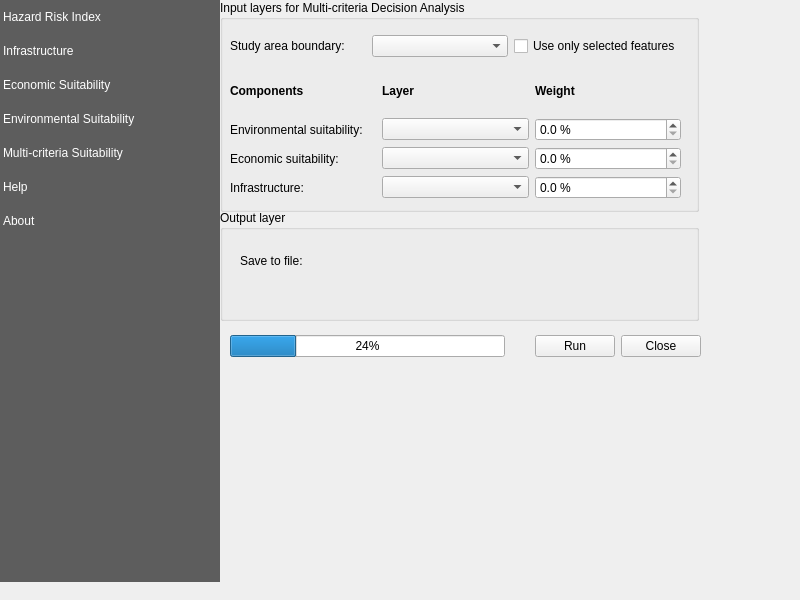
Old version of the form rasterriskassessmentplugin/resources/ui/main_dialog.ui in the repository iiepdev/mcda-plugin.
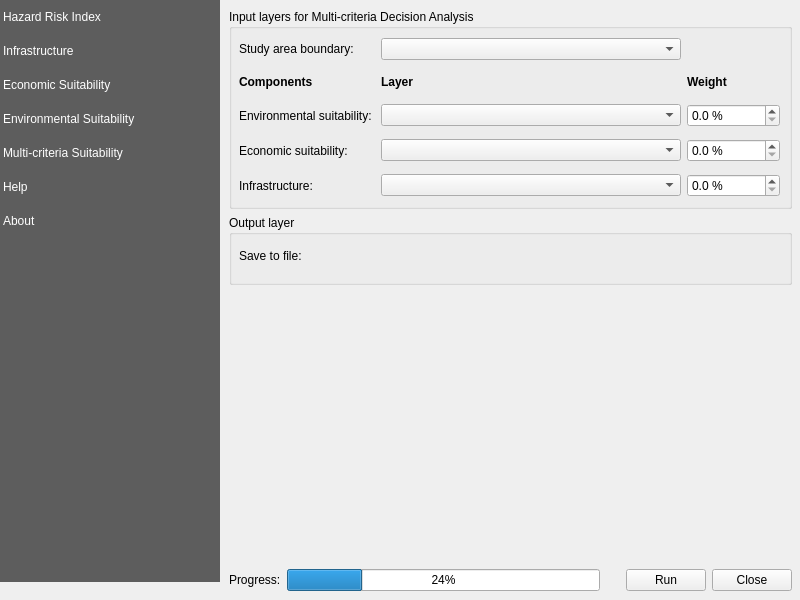
New version of the form. The open tabs and pages were chosen to show the change. Custom widgets are drawn as their Qt base class.

Commit message: Refactor raster calculator; implement mcda

The edit to the form file:
```diff
--- a/rasterriskassessmentplugin/resources/ui/main_dialog.ui
+++ b/rasterriskassessmentplugin/resources/ui/main_dialog.ui
@@ -2133,70 +2133,63 @@
     </widget>
    </widget>
    <widget class="QWidget" name="mcda">
-    <widget class="QgsCollapsibleGroupBox" name="groupbox_rasters_3">
-     <property name="geometry">
-      <rect>
-       <x>0</x>
-       <y>0</y>
-       <width>479</width>
-       <height>212</height>
-      </rect>
+    <layout class="QVBoxLayout" name="economic_vlayout">
+     <item>
+      <widget class="QGroupBox" name="groupbox_rasters_3">
+       <property name="minimumSize">
+        <size>
+         <width>0</width>
+         <height>200</height>
+        </size>
      </property>
      <property name="title">
       <string>Input layers for Multi-criteria Decision Analysis</string>
      </property>
-     <widget class="QWidget" name="layoutWidget_4">
-      <property name="geometry">
-       <rect>
-        <x>10</x>
-        <y>30</y>
-        <width>451</width>
-        <height>33</height>
-       </rect>
-      </property>
-      <layout class="QGridLayout" name="gridLayout_14">
-       <item row="0" column="2">
-        <widget class="QCheckBox" name="mcda_chck_bx_use_selected_boundary">
-         <property name="text">
-          <string>Use only selected features</string>
-         </property>
-        </widget>
-       </item>
-       <item row="0" column="0">
-        <widget class="QLabel" name="label_33">
-         <property name="text">
-          <string>Study area boundary: </string>
-         </property>
-        </widget>
-       </item>
-       <item row="0" column="1">
-        <widget class="QgsMapLayerComboBox" name="mcda_map_layer_cmb_bx_boundary">
-         <property name="iconSize">
-          <size>
-           <width>16</width>
-           <height>16</height>
-          </size>
-         </property>
-        </widget>
-       </item>
-      </layout>
-     </widget>
      <widget class="QWidget" name="gridLayoutWidget_4">
       <property name="geometry">
        <rect>
         <x>10</x>
-        <y>70</y>
-        <width>451</width>
-        <height>129</height>
+          <y>23</y>
+          <width>541</width>
+          <height>171</height>
        </rect>
       </property>
       <layout class="QGridLayout" name="gridLayout_11">
-       <item row="0" column="2">
+         <item row="0" column="1">
+          <widget class="QgsMapLayerComboBox" name="mcda_map_layer_cmb_bx_boundary">
+           <property name="minimumSize">
+            <size>
+             <width>300</width>
+             <height>0</height>
+            </size>
+           </property>
+           <property name="iconSize">
+            <size>
+             <width>16</width>
+             <height>16</height>
+            </size>
+           </property>
+          </widget>
+         </item>
+         <item row="0" column="0">
+          <widget class="QLabel" name="label_33">
+           <property name="text">
+            <string>Study area boundary: </string>
+           </property>
+          </widget>
+         </item>
+         <item row="1" column="1">
         <widget class="QLabel" name="label_34">
-         <property name="maximumSize">
+           <property name="sizePolicy">
+            <sizepolicy hsizetype="Preferred" vsizetype="Fixed">
+             <horstretch>0</horstretch>
+             <verstretch>0</verstretch>
+            </sizepolicy>
+           </property>
+           <property name="minimumSize">
           <size>
-           <width>1000</width>
-           <height>160</height>
+             <width>0</width>
+             <height>20</height>
           </size>
          </property>
          <property name="font">
@@ -2210,15 +2203,27 @@
          </property>
         </widget>
        </item>
-       <item row="2" column="0">
+         <item row="3" column="0">
         <widget class="QLabel" name="label_27">
          <property name="text">
           <string>Economic suitability:</string>
          </property>
         </widget>
        </item>
-       <item row="0" column="0">
+         <item row="1" column="0">
         <widget class="QLabel" name="label_35">
+           <property name="sizePolicy">
+            <sizepolicy hsizetype="Preferred" vsizetype="Fixed">
+             <horstretch>0</horstretch>
+             <verstretch>0</verstretch>
+            </sizepolicy>
+           </property>
+           <property name="minimumSize">
+            <size>
+             <width>0</width>
+             <height>20</height>
+            </size>
+           </property>
          <property name="font">
           <font>
            <weight>75</weight>
@@ -2230,15 +2235,27 @@
          </property>
         </widget>
        </item>
-       <item row="1" column="0">
+         <item row="2" column="0">
         <widget class="QLabel" name="label_36">
          <property name="text">
           <string>Environmental suitability: </string>
          </property>
         </widget>
        </item>
-       <item row="0" column="3">
+         <item row="1" column="2">
         <widget class="QLabel" name="label_37">
+           <property name="sizePolicy">
+            <sizepolicy hsizetype="Preferred" vsizetype="Fixed">
+             <horstretch>0</horstretch>
+             <verstretch>0</verstretch>
+            </sizepolicy>
+           </property>
+           <property name="minimumSize">
+            <size>
+             <width>40</width>
+             <height>20</height>
+            </size>
+           </property>
          <property name="font">
           <font>
            <weight>75</weight>
@@ -2253,8 +2270,14 @@
          </property>
         </widget>
        </item>
-       <item row="1" column="3">
+         <item row="2" column="2">
         <widget class="QgsDoubleSpinBox" name="mcda_dbl_spn_bx_env_weight">
+           <property name="minimumSize">
+            <size>
+             <width>40</width>
+             <height>0</height>
+            </size>
+           </property>
          <property name="suffix">
           <string> %</string>
          </property>
@@ -2263,8 +2286,14 @@
          </property>
         </widget>
        </item>
-       <item row="2" column="3">
+         <item row="3" column="2">
         <widget class="QgsDoubleSpinBox" name="mcda_dbl_spn_bx_econ_weight">
+           <property name="minimumSize">
+            <size>
+             <width>40</width>
+             <height>0</height>
+            </size>
+           </property>
          <property name="suffix">
           <string> %</string>
          </property>
@@ -2273,15 +2302,21 @@
          </property>
         </widget>
        </item>
-       <item row="3" column="0">
+         <item row="4" column="0">
         <widget class="QLabel" name="label_38">
          <property name="text">
           <string>Infrastructure: </string>
          </property>
         </widget>
        </item>
-       <item row="3" column="3">
+         <item row="4" column="2">
         <widget class="QgsDoubleSpinBox" name="mcda_dbl_spn_bx_infra_weight">
+           <property name="minimumSize">
+            <size>
+             <width>40</width>
+             <height>0</height>
+            </size>
+           </property>
          <property name="suffix">
           <string> %</string>
          </property>
@@ -2290,8 +2325,14 @@
          </property>
         </widget>
        </item>
-       <item row="1" column="2">
+         <item row="2" column="1">
         <widget class="QgsMapLayerComboBox" name="mcda_map_layer_cmb_bx_env">
+           <property name="minimumSize">
+            <size>
+             <width>300</width>
+             <height>0</height>
+            </size>
+           </property>
          <property name="iconSize">
           <size>
            <width>16</width>
@@ -2300,8 +2341,14 @@
          </property>
         </widget>
        </item>
-       <item row="2" column="2">
+         <item row="3" column="1">
         <widget class="QgsMapLayerComboBox" name="mcda_map_layer_cmb_bx_econ">
+           <property name="minimumSize">
+            <size>
+             <width>300</width>
+             <height>0</height>
+            </size>
+           </property>
          <property name="iconSize">
           <size>
            <width>16</width>
@@ -2310,8 +2357,14 @@
          </property>
         </widget>
        </item>
-       <item row="3" column="2">
+         <item row="4" column="1">
         <widget class="QgsMapLayerComboBox" name="mcda_map_layer_cmb_bx_infra">
+           <property name="minimumSize">
+            <size>
+             <width>300</width>
+             <height>0</height>
+            </size>
+           </property>
          <property name="iconSize">
           <size>
            <width>16</width>
@@ -2323,14 +2376,14 @@
       </layout>
      </widget>
     </widget>
-    <widget class="QgsCollapsibleGroupBox" name="mGroupBox_11">
-     <property name="geometry">
-      <rect>
-       <x>0</x>
-       <y>210</y>
-       <width>479</width>
-       <height>111</height>
-      </rect>
+     </item>
+     <item>
+      <widget class="QGroupBox" name="mGroupBox_11">
+       <property name="minimumSize">
+        <size>
+         <width>0</width>
+         <height>70</height>
+        </size>
      </property>
      <property name="title">
       <string>Output layer</string>
@@ -2338,9 +2391,9 @@
      <widget class="QWidget" name="layoutWidget_14">
       <property name="geometry">
        <rect>
-        <x>20</x>
-        <y>30</y>
-        <width>391</width>
+          <x>10</x>
+          <y>20</y>
+          <width>541</width>
         <height>42</height>
        </rect>
       </property>
@@ -2365,16 +2418,29 @@
       </layout>
      </widget>
     </widget>
-    <widget class="QWidget" name="horizontalLayoutWidget_5">
-     <property name="geometry">
-      <rect>
-       <x>10</x>
-       <y>330</y>
-       <width>471</width>
-       <height>32</height>
-      </rect>
-     </property>
+     </item>
+     <item>
+      <spacer name="verticalSpacer_5">
+       <property name="orientation">
+        <enum>Qt::Vertical</enum>
+       </property>
+       <property name="sizeHint" stdset="0">
+        <size>
+         <width>20</width>
+         <height>40</height>
+        </size>
+       </property>
+      </spacer>
+     </item>
+     <item>
      <layout class="QHBoxLayout" name="horizontalLayout_16">
+       <item>
+        <widget class="QLabel" name="label_41">
+         <property name="text">
+          <string>Progress:</string>
+         </property>
+        </widget>
+       </item>
       <item>
        <widget class="QProgressBar" name="mcda_progress_bar">
         <property name="value">
@@ -2392,7 +2458,7 @@
         </property>
         <property name="sizeHint" stdset="0">
          <size>
-          <width>24</width>
+           <width>20</width>
           <height>20</height>
          </size>
         </property>
@@ -2413,7 +2479,8 @@
        </widget>
       </item>
      </layout>
-    </widget>
+     </item>
+    </layout>
    </widget>
    <widget class="QWidget" name="help">
     <widget class="QWidget" name="layoutWidget">
```
Left out of the diff: 2 changed lines with no effect on the pictures. Lines whose indentation alone changed are shown as unchanged. The commit also changes 7 other files.
